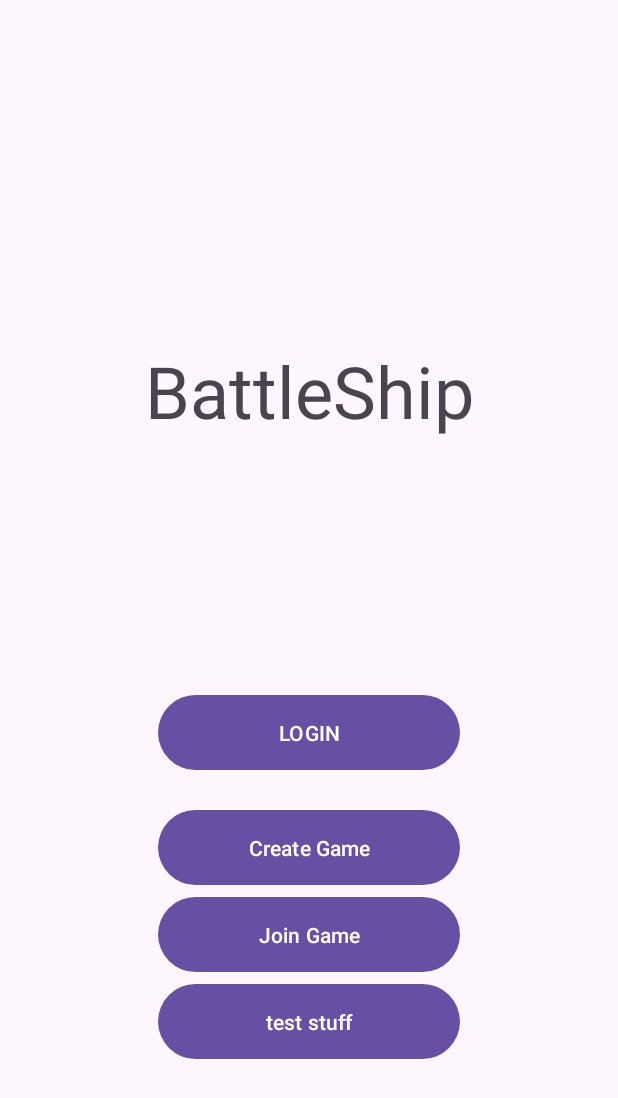
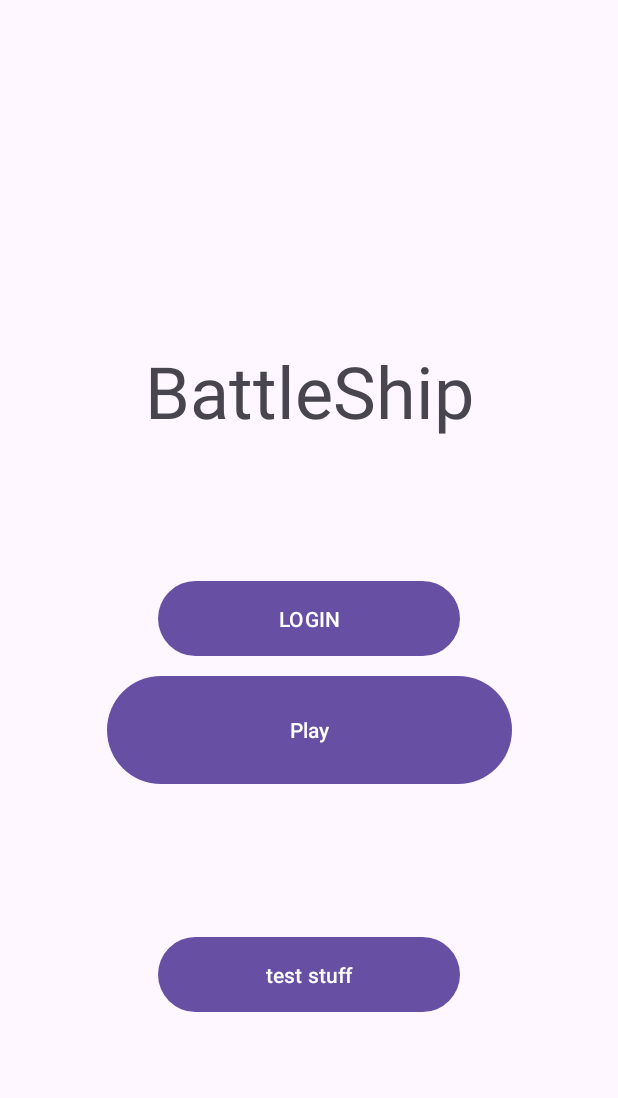
Before and after one commit to CS5520Summer2024Feinberg/final-project-finalproject-group11, an Android app: the screen it shows after launch (MainActivity), on a phone screen of 412 x 824 dp. Shown: the top 1098 px of the screen. Run offline under Robolectric (Android 15) with nearby library versions, the phone set to English and light mode, and no system bars; our stand-ins replace Firebase (no records; nobody signed in at launch, a user with empty details on screens opened directly).

Commit message:
Add play button on mainActivity to show visibility on "Create Room"/"Join Room" and lock screen to portrait mode.

```diff
--- a/app/src/main/java/edu/northeastern/finalprojectgroup11/MainActivity.java
+++ b/app/src/main/java/edu/northeastern/finalprojectgroup11/MainActivity.java
@@ -48,6 +48,8 @@ public class MainActivity extends AppCompatActivity {
     private ValueEventListener player2Join;
 
     private AlertDialog roomDialog;
+    private boolean areButtonsVisible = false;
+
 
     @Override
     protected void onCreate(Bundle savedInstanceState) {
@@ -60,6 +62,7 @@ public class MainActivity extends AppCompatActivity {
             v.setPadding(systemBars.left, systemBars.top, systemBars.right, systemBars.bottom);
             return insets;
         });
+
 
         Button btnTest = findViewById(R.id.test_btn);
         btnTest.setOnClickListener(new View.OnClickListener() {
@@ -101,6 +104,7 @@ public class MainActivity extends AppCompatActivity {
         });
 
         Button btnCreateRoom = findViewById(R.id.createRoom_btn);
+        btnCreateRoom.setVisibility(View.GONE);
         btnCreateRoom.setOnClickListener(new View.OnClickListener() {
             @Override
             public void onClick(View v) {
@@ -109,10 +113,29 @@ public class MainActivity extends AppCompatActivity {
         });
 
         Button btnJoinRoom = findViewById(R.id.joinRoom_btn);
+        btnJoinRoom.setVisibility(View.GONE);
         btnJoinRoom.setOnClickListener(new View.OnClickListener() {
             @Override
             public void onClick(View v) {
                 showJoinRoomDialog();
+            }
+        });
+
+        Button btnPlay = findViewById(R.id.play_btn);
+        btnPlay.setOnClickListener(new View.OnClickListener() {
+            @Override
+            public void onClick(View view) {
+                if (areButtonsVisible) {
+                    // Hide Create Room and Join Room buttons
+                    btnCreateRoom.setVisibility(View.GONE);
+                    btnJoinRoom.setVisibility(View.GONE);
+                    areButtonsVisible = false;
+                } else {
+                    // Show Create Room and Join Room buttons
+                    btnCreateRoom.setVisibility(View.VISIBLE);
+                    btnJoinRoom.setVisibility(View.VISIBLE);
+                    areButtonsVisible = true;
+                }
             }
         });
     }
--- a/app/src/main/res/layout/activity_main.xml
+++ b/app/src/main/res/layout/activity_main.xml
@@ -26,7 +26,18 @@
         app:layout_constraintBottom_toBottomOf="parent"
         app:layout_constraintEnd_toEndOf="parent"
         app:layout_constraintStart_toStartOf="parent"
+        app:layout_constraintTop_toTopOf="parent" />
+
+    <Button
+        android:id="@+id/play_btn"
+        android:layout_width="270dp"
+        android:layout_height="80dp"
+        android:text="Play"
+        app:layout_constraintBottom_toBottomOf="parent"
+        app:layout_constraintEnd_toEndOf="parent"
+        app:layout_constraintStart_toStartOf="parent"
         app:layout_constraintTop_toTopOf="parent"
+        tools:layout_editor_absoluteY="507dp"
         app:layout_constraintVertical_bias="0.6" />
 
     <Button
@@ -44,18 +55,20 @@
         android:id="@+id/joinRoom_btn"
         android:layout_width="201dp"
         android:layout_height="58dp"
+        android:layout_marginTop="12dp"
         android:text="Join Game"
-        app:layout_constraintTop_toBottomOf="@+id/createRoom_btn"
         app:layout_constraintEnd_toEndOf="parent"
-        app:layout_constraintStart_toStartOf="parent" />
+        app:layout_constraintStart_toStartOf="parent"
+        app:layout_constraintTop_toBottomOf="@+id/createRoom_btn" />
 
     <Button
         android:id="@+id/test_btn"
         android:layout_width="201dp"
         android:layout_height="58dp"
+        android:layout_marginTop="44dp"
         android:text="test stuff"
-        app:layout_constraintTop_toBottomOf="@+id/joinRoom_btn"
         app:layout_constraintEnd_toEndOf="parent"
-        app:layout_constraintStart_toStartOf="parent" />
+        app:layout_constraintStart_toStartOf="parent"
+        app:layout_constraintTop_toBottomOf="@+id/joinRoom_btn" />
 
 </androidx.constraintlayout.widget.ConstraintLayout>
```
Also changed, not shown: app/src/main/AndroidManifest.xml (+8 -4 lines).
